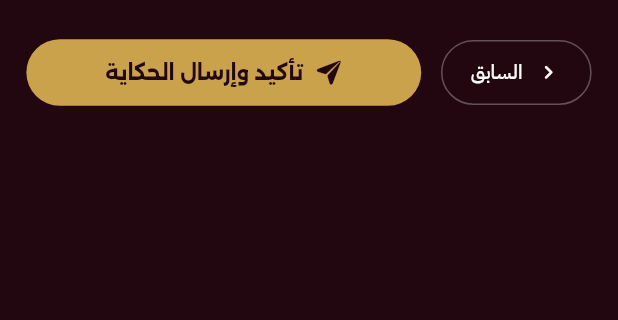
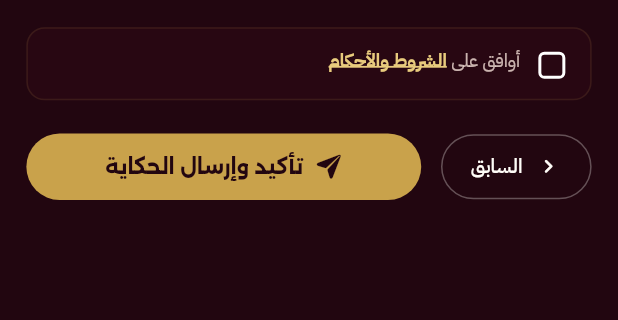
Before and after one commit to AdhamYHassan/Hekayat-3al-raf, a Flutter app: the SubmitStoryStep3Review widget shown alone on an empty page, opened directly with empty values, on a phone screen of 412 x 824 dp, the part 207-527 px from its top. Run offline on Flutter 3.47's test engine with Material 3 defaults, Android fonts, the phone set to English and light mode, and no system bars; our stand-ins replace cached_network_image, device_info_plus, dio, easy_localization, equatable, file_picker and 14 more; missing offline and left inert: audio_session, docx_file_viewer, flutter_pdfview, in_app_update, record; accounts and stored records are empty; network calls fail; statements that could not run were skipped.

Commit message:
feat: add terms and conditions acceptance checkbox to story submission

```diff
--- a/assets/translations/ar.json
+++ b/assets/translations/ar.json
@@ -370,7 +370,9 @@
       "guest_name_hint": "اسمك الكامل",
       "guest_phone_hint": "رقم الموبايل (مثال: 01012345678)",
       "submitting": "جاري الإرسال...",
-      "confirm_and_submit": "تأكيد وإرسال الحكاية"
+      "confirm_and_submit": "تأكيد وإرسال الحكاية",
+      "agree_to_terms_prefix": "أوافق على ",
+      "terms_required": "يجب الموافقة على الشروط والأحكام لإرسال الحكاية"
     }
   },
   "contact": {
--- a/assets/translations/en.json
+++ b/assets/translations/en.json
@@ -367,7 +367,9 @@
       "guest_name_hint": "Full Name",
       "guest_phone_hint": "Mobile Number (e.g. 01012345678)",
       "submitting": "Submitting...",
-      "confirm_and_submit": "Confirm & Submit Story"
+      "confirm_and_submit": "Confirm & Submit Story",
+      "agree_to_terms_prefix": "I agree to the ",
+      "terms_required": "You must agree to the Terms & Conditions to submit your story"
     }
   },
   "contact": {
--- a/lib/features/submit_story/data/models/submit_story_request_model.dart
+++ b/lib/features/submit_story/data/models/submit_story_request_model.dart
@@ -13,6 +13,7 @@ class SubmitStoryRequestModel {
       'narrator_name': params.narratorName,
       'summary': params.summary,
       'show_author': params.showAuthor,
+      'accept_terms': params.acceptTerms,
     };
 
     // Body content for text stories
--- a/lib/features/submit_story/domain/entities/submit_story_params.dart
+++ b/lib/features/submit_story/domain/entities/submit_story_params.dart
@@ -16,6 +16,7 @@ class SubmitStoryParams extends Equatable {
   final String? guestName;
   final String? guestPhone;
   final String? guestPhoneRegion;
+  final bool acceptTerms;
 
   const SubmitStoryParams({
     required this.submissionType,
@@ -31,6 +32,7 @@ class SubmitStoryParams extends Equatable {
     this.guestName,
     this.guestPhone,
     this.guestPhoneRegion = 'EG',
+    this.acceptTerms = true,
   });
 
   @override
@@ -48,5 +50,6 @@ class SubmitStoryParams extends Equatable {
         guestName,
         guestPhone,
         guestPhoneRegion,
+        acceptTerms,
       ];
 }
--- a/lib/features/submit_story/presentation/bloc/submit_story_state.dart
+++ b/lib/features/submit_story/presentation/bloc/submit_story_state.dart
@@ -29,6 +29,7 @@ class SubmitStoryState extends Equatable {
   final String guestName;
   final String guestPhone;
   final String guestPhoneRegion;
+  final bool acceptTerms;
 
   // Autosave & Recovery State
   final bool isAutosaving;
@@ -58,6 +59,7 @@ class SubmitStoryState extends Equatable {
     this.guestName = '',
     this.guestPhone = '',
     this.guestPhoneRegion = 'EG',
+    this.acceptTerms = false,
     this.isAutosaving = false,
     this.isDraftSaved = false,
     this.recoverableDraft,
@@ -93,6 +95,7 @@ class SubmitStoryState extends Equatable {
     String? guestName,
     String? guestPhone,
     String? guestPhoneRegion,
+    bool? acceptTerms,
     bool? isAutosaving,
     bool? isDraftSaved,
     StoryDraftEntity? recoverableDraft,
@@ -126,6 +129,7 @@ class SubmitStoryState extends Equatable {
       guestName: guestName ?? this.guestName,
       guestPhone: guestPhone ?? this.guestPhone,
       guestPhoneRegion: guestPhoneRegion ?? this.guestPhoneRegion,
+      acceptTerms: acceptTerms ?? this.acceptTerms,
       isAutosaving: isAutosaving ?? this.isAutosaving,
       isDraftSaved: isDraftSaved ?? this.isDraftSaved,
       recoverableDraft: clearRecoverableDraft
@@ -158,6 +162,7 @@ class SubmitStoryState extends Equatable {
         guestName,
         guestPhone,
         guestPhoneRegion,
+        acceptTerms,
         isAutosaving,
         isDraftSaved,
         recoverableDraft,
--- a/lib/features/submit_story/presentation/widgets/submit_story_step3_review.dart
+++ b/lib/features/submit_story/presentation/widgets/submit_story_step3_review.dart
@@ -1,11 +1,16 @@
 import 'package:easy_localization/easy_localization.dart';
 import 'package:flutter/cupertino.dart';
+import 'package:flutter/gestures.dart';
 import 'package:flutter/material.dart';
 import 'package:flutter_bloc/flutter_bloc.dart';
 import 'package:flutter_screenutil/flutter_screenutil.dart';
+import 'package:go_router/go_router.dart';
 import 'package:hekayat_3al_raf/core/helpers/direction_extension.dart';
+import 'package:hekayat_3al_raf/core/routing/routes.dart';
 import 'package:hekayat_3al_raf/core/theming/font_manager.dart';
 import 'package:hekayat_3al_raf/core/helpers/arabic_to_english_digits_formatter.dart';
+import 'package:hekayat_3al_raf/core/models/country_phone_info.dart';
+import 'package:hekayat_3al_raf/core/widgets/app_phone_input_field.dart';
 import 'package:hekayat_3al_raf/core/widgets/app_snack_bar.dart';
 import 'package:hekayat_3al_raf/core/helpers/secure_storage_helper.dart';
 import 'package:hekayat_3al_raf/core/theming/colors_manager.dart';
@@ -25,9 +30,13 @@ class SubmitStoryStep3Review extends StatefulWidget {
 class _SubmitStoryStep3ReviewState extends State<SubmitStoryStep3Review> {
   late final TextEditingController _guestNameController;
   late final TextEditingController _guestPhoneController;
+  late final TapGestureRecognizer _termsRecognizer;
+  late CountryPhoneInfo _selectedCountry;
   bool _isLoggedIn = true;
+  bool _agreedToTerms = false;
   String? _guestNameError;
   String? _guestPhoneError;
+  String? _termsError;
 
   @override
   void initState() {
@@ -35,7 +44,27 @@ class _SubmitStoryStep3ReviewState extends State<SubmitStoryStep3Review> {
     final cubit = context.read<SubmitStoryCubit>();
     _guestNameController = TextEditingController(text: cubit.state.guestName);
     _guestPhoneController = TextEditingController(text: cubit.state.guestPhone);
+
+    _termsRecognizer = TapGestureRecognizer()..onTap = _navigateToTerms;
+
+    final regionCode = cubit.state.guestPhoneRegion;
+    _selectedCountry = CountryPhoneInfo.supportedCountries.firstWhere(
+      (c) => c.code.toUpperCase() == regionCode.toUpperCase(),
+      orElse: () => CountryPhoneInfo.supportedCountries.first,
+    );
+
     _checkAuthStatus();
+  }
+
+  void _navigateToTerms() {
+    final lang = context.locale.languageCode == 'en' ? 'en' : 'ar';
+    context.push(
+      Routes.webView,
+      extra: {
+        'title': 'settings.terms_conditions'.tr(),
+        'url': 'https://hekayat3alraf.com/$lang/terms/',
+      },
+    );
   }
 
   Future<void> _checkAuthStatus() async {
@@ -47,10 +76,10 @@ class _SubmitStoryStep3ReviewState extends State<SubmitStoryStep3Review> {
     }
   }
 
-  bool _validateGuestFields() {
-    if (_isLoggedIn) return true;
+  bool _validateForm() {
+    bool isValid = true;
 
-    bool isValid = true;
+    if (!_isLoggedIn) {
       if (_guestNameController.text.trim().isEmpty) {
         _guestNameError = 'validation.guest_name_required'.tr();
         isValid = false;
@@ -59,14 +88,28 @@ class _SubmitStoryStep3ReviewState extends State<SubmitStoryStep3Review> {
       }
 
       final phone = _guestPhoneController.text.trim();
+      final isArabic = context.locale.languageCode == 'ar';
       if (phone.isEmpty) {
         _guestPhoneError = 'validation.guest_phone_required'.tr();
         isValid = false;
-    } else if (phone.length < 9) {
-      _guestPhoneError = 'validation.invalid_phone'.tr();
+      } else if (!_selectedCountry.isValid(phone)) {
+        final countryName =
+            isArabic ? _selectedCountry.nameAr : _selectedCountry.nameEn;
+        _guestPhoneError = 'auth.invalid_phone_for_country'.tr(args: [
+          countryName,
+          _selectedCountry.exampleNumber,
+        ]);
         isValid = false;
       } else {
         _guestPhoneError = null;
+      }
+    }
+
+    if (!_agreedToTerms) {
+      _termsError = 'submit.step3.terms_required'.tr();
+      isValid = false;
+    } else {
+      _termsError = null;
     }
 
     setState(() {});
@@ -75,6 +118,7 @@ class _SubmitStoryStep3ReviewState extends State<SubmitStoryStep3Review> {
 
   @override
   void dispose() {
+    _termsRecognizer.dispose();
     _guestNameController.dispose();
     _guestPhoneController.dispose();
     super.dispose();
@@ -85,6 +129,10 @@ class _SubmitStoryStep3ReviewState extends State<SubmitStoryStep3Review> {
     final cubit = context.read<SubmitStoryCubit>();
 
     return BlocConsumer<SubmitStoryCubit, SubmitStoryState>(
+      listenWhen: (previous, current) =>
+          previous.isSubmittedSuccessfully != current.isSubmittedSuccessfully ||
+          (current.errorMessage != null &&
+              previous.errorMessage != current.errorMessage),
       listener: (context, state) {
         if (state.isSubmittedSuccessfully) {
           showDialog<void>(
@@ -279,14 +327,25 @@ class _SubmitStoryStep3ReviewState extends State<SubmitStoryStep3Review> {
                         },
                       ),
                       SizedBox(height: 10.h),
-                      _buildGuestTextField(
+                      AppPhoneInputField(
                         controller: _guestPhoneController,
-                        hint: 'submit.step3.guest_phone_hint'.tr(),
-                        icon: CupertinoIcons.phone,
-                        keyboardType: TextInputType.phone,
+                        selectedCountry: _selectedCountry,
                         errorMessage: _guestPhoneError,
+                        onCountryChanged: (country) {
+                          setState(() {
+                            _selectedCountry = country;
+                            _guestPhoneError = null;
+                          });
+                          cubit.updateGuestInfo(
+                            phone: _guestPhoneController.text,
+                            region: country.code,
+                          );
+                        },
                         onChanged: (val) {
-                          cubit.updateGuestInfo(phone: val);
+                          cubit.updateGuestInfo(
+                            phone: val,
+                            region: _selectedCountry.code,
+                          );
                           if (_guestPhoneError != null) {
                             setState(() => _guestPhoneError = null);
                           }
@@ -297,7 +356,95 @@ class _SubmitStoryStep3ReviewState extends State<SubmitStoryStep3Review> {
                 ),
               ],
 
-              SizedBox(height: 24.h),
+              SizedBox(height: 18.h),
+
+              // Accept Terms and Conditions Checkbox
+              Container(
+                padding: EdgeInsets.symmetric(
+                  horizontal: 14.w,
+                  vertical: 12.h,
+                ),
+                decoration: BoxDecoration(
+                  color: ColorManager.primaryLight.withValues(alpha: 0.15),
+                  borderRadius: BorderRadius.circular(12.r),
+                  border: Border.all(
+                    color: _termsError != null
+                        ? ColorManager.error
+                        : ColorManager.gold.withValues(alpha: 0.12),
+                    width: _termsError != null ? 1.4 : 1.0,
+                  ),
+                ),
+                child: Row(
+                  crossAxisAlignment: CrossAxisAlignment.start,
+                  children: [
+                    Padding(
+                      padding: EdgeInsets.only(top: 2.h),
+                      child: SizedBox(
+                        width: 20.r,
+                        height: 20.r,
+                        child: Checkbox(
+                          value: _agreedToTerms,
+                          activeColor: ColorManager.gold,
+                          checkColor: ColorManager.primaryDark,
+                          materialTapTargetSize:
+                              MaterialTapTargetSize.shrinkWrap,
+                          shape: RoundedRectangleBorder(
+                            borderRadius: BorderRadius.circular(4.r),
+                          ),
+                          onChanged: (val) {
+                            final checked = val ?? false;
+                            setState(() {
+                              _agreedToTerms = checked;
+                              if (_agreedToTerms) {
+                                _termsError = null;
+                              }
+                            });
+                            cubit.updateAcceptTerms(checked);
+                          },
+                        ),
+                      ),
+                    ),
+                    SizedBox(width: 10.w),
+                    Expanded(
+                      child: Text.rich(
+                        TextSpan(
+                          text: 'submit.step3.agree_to_terms_prefix'.tr(),
+                          style: AppFonts.ibmPlexSansArabic(
+                            fontSize: 12.sp,
+                            color: ColorManager.paper200.withValues(alpha: 0.8),
+                          ),
+                          children: [
+                            TextSpan(
+                              text: 'settings.terms_conditions'.tr(),
+                              recognizer: _termsRecognizer,
+                              style: AppFonts.ibmPlexSansArabic(
+                                color: ColorManager.goldLight,
+                                fontWeight: FontWeight.bold,
+                                decoration: TextDecoration.underline,
+                                decorationColor: ColorManager.goldLight,
+                              ),
+                            ),
+                          ],
+                        ),
+                      ),
+                    ),
+                  ],
+                ),
+              ),
+              if (_termsError != null)
+                Padding(
+                  padding: EdgeInsets.only(top: 6.h, right: 6.w, left: 6.w),
+                  child: Text(
+                    _termsError!,
+                    style: AppFonts.ibmPlexSansArabic(
+                      color: ColorManager.error,
+                      fontSize: 11.5.sp,
+                      fontWeight: FontWeight.w500,
+                    ),
+                  ),
+                ),
+
+              SizedBox(height: 20.h),
 
               // Actions: Previous + Submit
               Row(
@@ -336,7 +483,7 @@ class _SubmitStoryStep3ReviewState extends State<SubmitStoryStep3Review> {
                       onPressed: state.isSubmitting
                           ? null
                           : () {
-                              if (!_validateGuestFields()) {
+                              if (!_validateForm()) {
                                 return;
                               }
                               cubit.submitStory();
--- a/pubspec.yaml
+++ b/pubspec.yaml
@@ -16,7 +16,7 @@ publish_to: 'none' # Remove this line if you wish to publish to pub.dev
 # https://developer.apple.com/library/archive/documentation/General/Reference/InfoPlistKeyReference/Articles/CoreFoundationKeys.html
 # In Windows, build-name is used as the major, minor, and patch parts
 # of the product and file versions while build-number is used as the build suffix.
-version: 1.0.1+2
+version: 1.0.2+3
 
 environment:
   sdk: ^3.12.2
```
Also changed, not shown: lib/features/submit_story/presentation/bloc/submit_story_cubit.dart (+6 -1 lines). Lines whose indentation alone changed are shown as unchanged.
